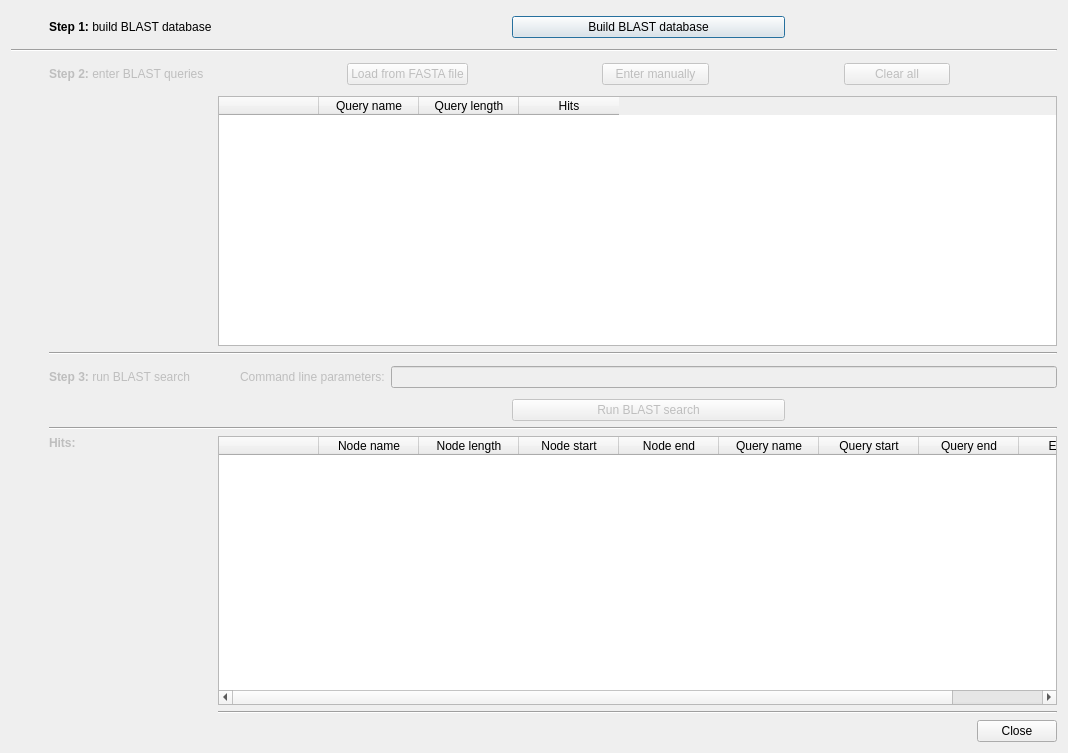
rrwick/Bandage, file ui/blastsearchdialog.ui: the form before one commit.
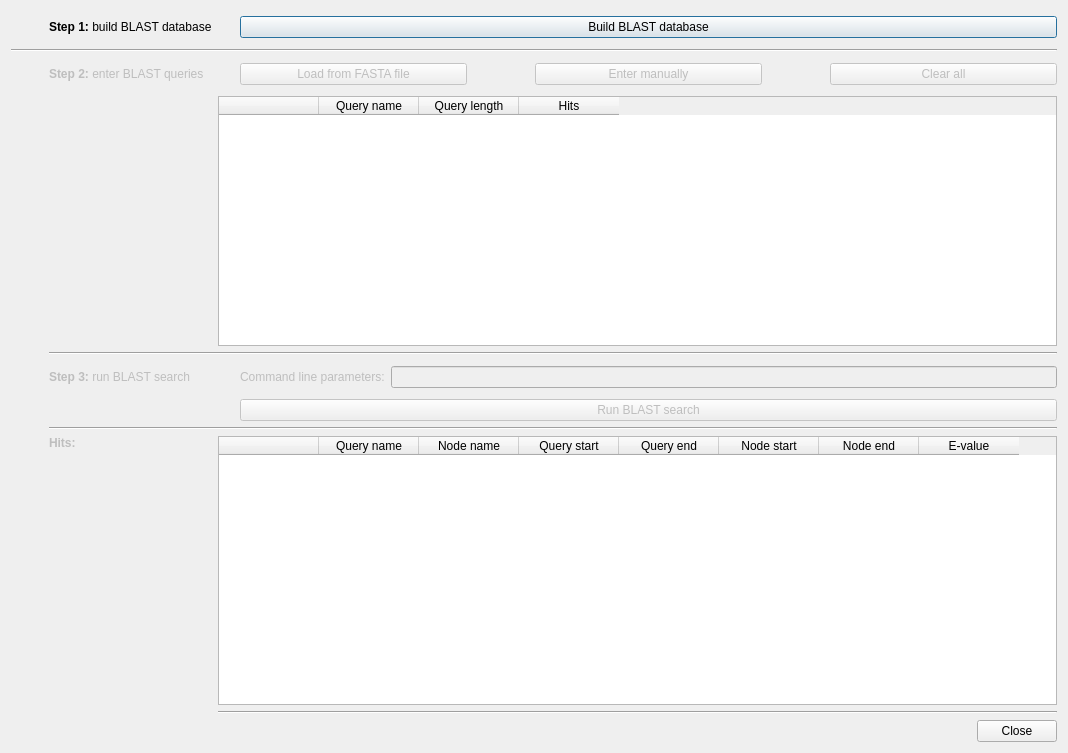
The form after the commit. Custom widgets are drawn as their Qt base class.

Commit message: Restructure Blast hits table

```diff
--- a/ui/blastsearchdialog.ui
+++ b/ui/blastsearchdialog.ui
@@ -39,19 +39,6 @@
       <property name="bottomMargin">
        <number>0</number>
       </property>
-      <item>
-       <spacer name="horizontalSpacer">
-        <property name="orientation">
-         <enum>Qt::Horizontal</enum>
-        </property>
-        <property name="sizeHint" stdset="0">
-         <size>
-          <width>40</width>
-          <height>20</height>
-         </size>
-        </property>
-       </spacer>
-      </item>
       <item>
        <widget class="InfoTextWidget" name="buildBlastDatabaseInfoText" native="true">
         <property name="sizePolicy">
@@ -81,19 +68,6 @@
         </property>
        </widget>
       </item>
-      <item>
-       <spacer name="horizontalSpacer_2">
-        <property name="orientation">
-         <enum>Qt::Horizontal</enum>
-        </property>
-        <property name="sizeHint" stdset="0">
-         <size>
-          <width>40</width>
-          <height>20</height>
-         </size>
-        </property>
-       </spacer>
-      </item>
      </layout>
     </widget>
    </item>
@@ -194,19 +168,6 @@
       <property name="bottomMargin">
        <number>0</number>
       </property>
-      <item>
-       <spacer name="horizontalSpacer_3">
-        <property name="orientation">
-         <enum>Qt::Horizontal</enum>
-        </property>
-        <property name="sizeHint" stdset="0">
-         <size>
-          <width>40</width>
-          <height>20</height>
-         </size>
-        </property>
-       </spacer>
-      </item>
       <item>
        <widget class="InfoTextWidget" name="startBlastSearchInfoText" native="true">
         <property name="sizePolicy">
@@ -239,19 +200,6 @@
         </property>
        </widget>
       </item>
-      <item>
-       <spacer name="horizontalSpacer_4">
-        <property name="orientation">
-         <enum>Qt::Horizontal</enum>
-        </property>
-        <property name="sizeHint" stdset="0">
-         <size>
-          <width>40</width>
-          <height>20</height>
-         </size>
-        </property>
-       </spacer>
-      </item>
      </layout>
     </widget>
    </item>
@@ -270,19 +218,6 @@
       <property name="bottomMargin">
        <number>0</number>
       </property>
-      <item>
-       <spacer name="horizontalSpacer_5">
-        <property name="orientation">
-         <enum>Qt::Horizontal</enum>
-        </property>
-        <property name="sizeHint" stdset="0">
-         <size>
-          <width>40</width>
-          <height>20</height>
-         </size>
-        </property>
-       </spacer>
-      </item>
       <item>
        <widget class="InfoTextWidget" name="loadQueriesFromFastaInfoText" native="true">
         <property name="sizePolicy">
@@ -320,6 +255,9 @@
         <property name="orientation">
          <enum>Qt::Horizontal</enum>
         </property>
+        <property name="sizeType">
+         <enum>QSizePolicy::Fixed</enum>
+        </property>
         <property name="sizeHint" stdset="0">
          <size>
           <width>40</width>
@@ -365,6 +303,9 @@
         <property name="orientation">
          <enum>Qt::Horizontal</enum>
         </property>
+        <property name="sizeType">
+         <enum>QSizePolicy::Fixed</enum>
+        </property>
         <property name="sizeHint" stdset="0">
          <size>
           <width>40</width>
@@ -405,19 +346,6 @@
         </property>
        </widget>
       </item>
-      <item>
-       <spacer name="horizontalSpacer_6">
-        <property name="orientation">
-         <enum>Qt::Horizontal</enum>
-        </property>
-        <property name="sizeHint" stdset="0">
-         <size>
-          <width>40</width>
-          <height>20</height>
-         </size>
-        </property>
-       </spacer>
-      </item>
      </layout>
     </widget>
    </item>
@@ -577,31 +505,16 @@
        <string/>
       </property>
      </column>
+     <column>
+      <property name="text">
+       <string>Query name</string>
+      </property>
+     </column>
      <column>
       <property name="text">
        <string>Node name</string>
       </property>
      </column>
-     <column>
-      <property name="text">
-       <string>Node length</string>
-      </property>
-     </column>
-     <column>
-      <property name="text">
-       <string>Node start</string>
-      </property>
-     </column>
-     <column>
-      <property name="text">
-       <string>Node end</string>
-      </property>
-     </column>
-     <column>
-      <property name="text">
-       <string>Query name</string>
-      </property>
-     </column>
      <column>
       <property name="text">
        <string>Query start</string>
@@ -612,6 +525,16 @@
        <string>Query end</string>
       </property>
      </column>
+     <column>
+      <property name="text">
+       <string>Node start</string>
+      </property>
+     </column>
+     <column>
+      <property name="text">
+       <string>Node end</string>
+      </property>
+     </column>
      <column>
       <property name="text">
        <string>E-value</string>
```
The commit also changes 2 other files.
